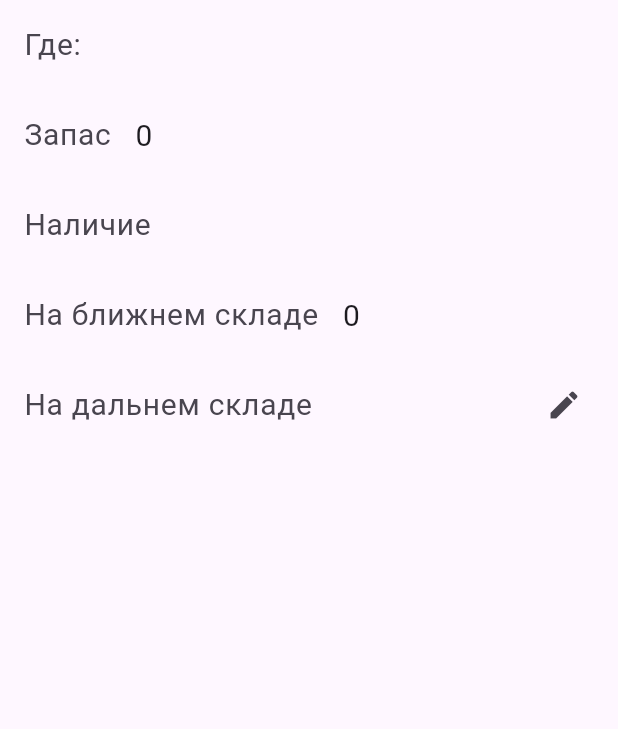
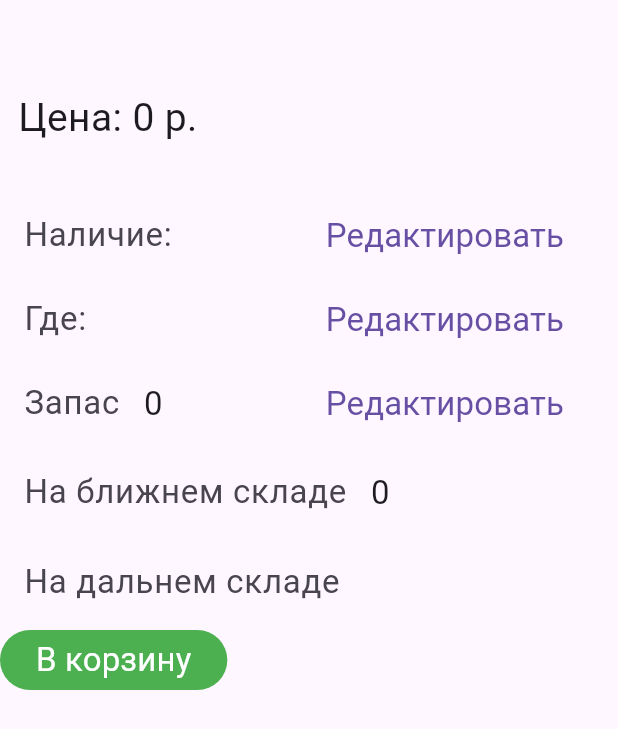
Before and after one commit to ZSergeyV/grpc_server, a Flutter app: the ProductInfo widget shown alone on an empty page, opened directly with empty values, on a phone screen of 412 x 824 dp. Shown: the top 729 px of the screen. Run offline on Flutter 3.47's test engine with Material 2 defaults, Android fonts, the phone set to English and light mode, and no system bars; our stand-ins replace badges, bloc, cached_network_image, carousel_slider, equatable, flutter_bloc and 3 more; missing offline and left inert: dart:ffi, flutter_randomcolor; accounts and stored records are empty; network calls fail; Roboto replaces fonts that are missing (Cuprum).

Commit message:
modified:   lib/features/screens/shop_cart.dart 	modified:   lib/features/screens/shop_product_item.dart 	modified:   lib/features/screens/shop_products.dart

```diff
--- a/lib/features/screens/shop_product_item.dart
+++ b/lib/features/screens/shop_product_item.dart
@@ -1,4 +1,5 @@
 import 'dart:convert';
+import 'dart:ffi';
 
 import 'package:cached_network_image/cached_network_image.dart';
 import 'package:carousel_slider/carousel_slider.dart';
@@ -20,11 +21,11 @@ class ProductPage extends StatelessWidget {
     return Scaffold(
         appBar: AppBar(
           backgroundColor: const Color.fromARGB(255, 97, 97, 97),
-          title: Text(
+          title: const Text(
             maxLines: 1,
             overflow: TextOverflow.ellipsis,
-            _product.name,
-            style: const TextStyle(color: Colors.white),
+            'Назад',
+            style: TextStyle(color: Colors.white),
           ),
         ),
         body: FutureBuilder<Map<String, dynamic>>(
@@ -80,7 +81,7 @@ class ImageSliderProduct extends StatelessWidget {
   @override
   Widget build(BuildContext context) {
     return CarouselSlider(
-      options: CarouselOptions(),
+      options: CarouselOptions(enableInfiniteScroll: false),
       items: paths
           .map((path) => Container(
                 margin: const EdgeInsets.only(left: 8, right: 8, top: 0),
@@ -101,43 +102,74 @@ class ImageSliderProduct extends StatelessWidget {
 
 Widget ProductInfo(BuildContext context, Map product) {
   const TextStyle menuTextStyle =
-      TextStyle(fontSize: 20, fontWeight: FontWeight.w400);
+      TextStyle(fontSize: 22, fontWeight: FontWeight.w400);
+  const double minInterval = 0;
   // final LocalStoreSettings localStore = LocalStoreSettings();
   return Expanded(
     child: ListView(children: [
+      Padding(
+        padding: const EdgeInsets.all(12.0),
+        child: Column(
+            mainAxisAlignment: MainAxisAlignment.start,
+            crossAxisAlignment: CrossAxisAlignment.start,
+            children: [
+              Text(product['name'],
+                  style: menuTextStyle.copyWith(fontSize: 26)),
+              const SizedBox(height: 10),
+              Text('Цена: ${product['price']} р.',
+                  style: menuTextStyle.copyWith(fontSize: 26)),
+            ]),
+      ),
+      const SizedBox(height: 20),
+      ListTile(
+          leading: const Text('Наличие:', style: menuTextStyle),
+          title:
+              Text(product['quantity_store'].toString(), style: menuTextStyle),
+          trailing: TextButton(
+            child: Text('Редактировать',
+                style: menuTextStyle.copyWith(fontSize: 22)),
+            onPressed: () {},
+          ),
+          minVerticalPadding: minInterval),
       ListTile(
         leading: const Text('Где:', style: menuTextStyle),
         title: Text(product['storage_cell'].toString(), style: menuTextStyle),
-        onTap: () {},
-        minVerticalPadding: 15,
+        trailing: TextButton(
+          child: Text('Редактировать',
+              style: menuTextStyle.copyWith(fontSize: 22)),
+          onPressed: () {},
+        ),
+        minVerticalPadding: minInterval,
       ),
       ListTile(
           leading: const Text('Запас', style: menuTextStyle),
           title: Text(product['storage_cell_stock'].toString(),
               style: menuTextStyle),
-          onTap: () {},
-          minVerticalPadding: 15),
-      ListTile(
-          leading: const Text('Наличие', style: menuTextStyle),
-          title:
-              Text(product['quantity_store'].toString(), style: menuTextStyle),
-          onTap: () {},
-          minVerticalPadding: 15),
+          trailing: TextButton(
+            child: Text('Редактировать',
+                style: menuTextStyle.copyWith(fontSize: 22)),
+            onPressed: () {},
+          ),
+          minVerticalPadding: minInterval),
       ListTile(
           leading: const Text('На ближнем складе', style: menuTextStyle),
           title:
               Text(product['quantity_stock'].toString(), style: menuTextStyle),
-          onTap: () {},
           minVerticalPadding: 15),
       ListTile(
           leading: const Text('На дальнем складе', style: menuTextStyle),
           title: Text(product['provider'] ?? '', style: menuTextStyle),
-          trailing: InkWell(
-            child: const Icon(Icons.edit),
-            onTap: () => debugPrint('tap'),
-          ),
-          // onTap: () => Navigator.pushNamed(context, SettingsPageRoute),
-          minVerticalPadding: 15),
+          minVerticalPadding: minInterval),
+      Row(
+        children: [
+          FilledButton(
+              onPressed: () {},
+              style: ButtonStyle(
+                  backgroundColor:
+                      MaterialStatePropertyAll<Color>(Colors.green)),
+              child: Text('В корзину', style: menuTextStyle))
+        ],
+      )
     ]),
   );
 }
--- a/lib/features/screens/shop_products.dart
+++ b/lib/features/screens/shop_products.dart
@@ -98,7 +98,7 @@ Widget ProductListItem(BuildContext context, Product product) {
   var _cartBloc = context.watch<CartBloc>();
   final itemInCart = _cartBloc.productInCart(product);
   return Padding(
-    padding: const EdgeInsets.all(1.0),
+    padding: const EdgeInsets.only(bottom: 5),
     child: Material(
       elevation: 0,
       child: ListTile(
```
Also changed, not shown: lib/features/screens/shop_cart.dart (+13 -8 lines).
